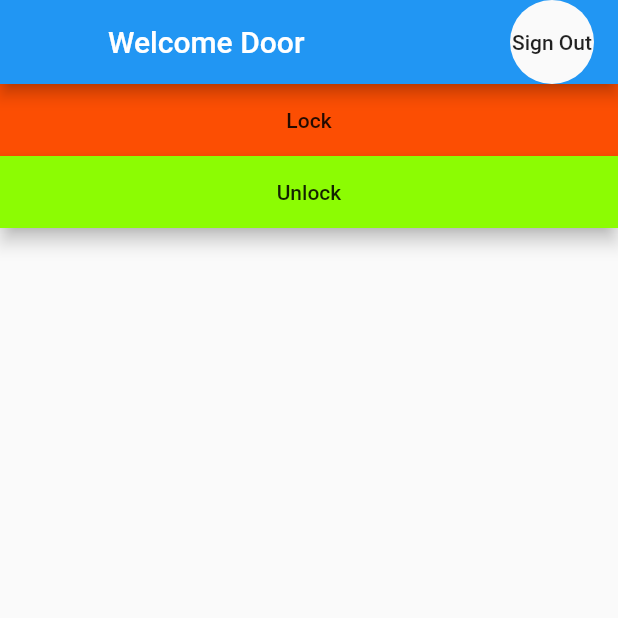
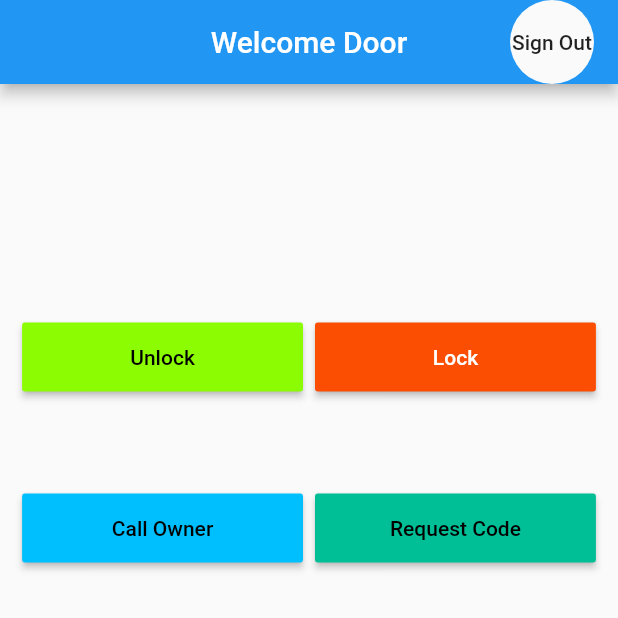
Before and after one commit to danielliu30/lock, a Flutter app: the GuestDoor screen opened directly, on a phone screen of 412 x 824 dp, the top half of it. Run offline on Flutter 3.47's test engine with Material 2 defaults, Android fonts, the phone set to English and light mode, and no system bars; our stand-ins replace cloud_firestore, firebase_auth; accounts and stored records are empty.

Commit message:
refactor. Add guest function to call and receive a very temporary code

```diff
--- a/lib/CreateAdmin.dart
+++ b/lib/CreateAdmin.dart
@@ -4,7 +4,7 @@ import 'dart:async';
 import 'package:flutter/material.dart';
 import 'package:lock/AdminDoor.dart';
 import 'package:lock/Email/Admin.dart';
-import 'package:lock/Email/Services.dart';
+import 'package:lock/Email/AccountServices.dart';
 
 class CreateAdmin extends StatefulWidget {
 
--- a/lib/Email/Services.dart
+++ b/lib/Email/AccountServices.dart
@@ -55,7 +55,6 @@ class Services{
         print(e.details);
       }
     }
-
     return null;
   }
 
@@ -67,7 +66,6 @@ class Services{
   Future<void >signOut() async{
      var before = await _fBAuth.currentUser();
      await _fBAuth.signOut();
-
      var test = await _fBAuth.currentUser();
      var test1 = await _fBAuth.currentUser();
   }
--- a/lib/GuestDoor.dart
+++ b/lib/GuestDoor.dart
@@ -1,8 +1,8 @@
 
 import 'package:flutter/material.dart';
+import 'package:url_launcher/url_launcher.dart';
 
-import 'package:lock/Email/BluetoothConnection.dart';
-import 'package:lock/Email/Services.dart';
+import 'package:lock/Email/AccountServices.dart';
 
 
 
@@ -11,14 +11,14 @@ class GuestDoor extends StatelessWidget {
   @override
   Widget build(BuildContext context) {
 
-    final lockButton = Material(
-        elevation: 5.0,
-        color: Color.fromRGBO(252, 78, 3, 50.0),
+    final lockButton = SizedBox(
+        width: MediaQuery.of(context).size.width/2.2,
         child: MaterialButton(
-          minWidth: MediaQuery
-              .of(context)
-              .size
-              .width,
+          color: Color.fromRGBO(252, 78, 3, 50.0),
+//          minWidth: MediaQuery
+//              .of(context)
+//              .size
+//              .width,
           padding: EdgeInsets.fromLTRB(20.0, 15.0, 20.0, 15.0),
           onPressed: () {
           },
@@ -26,27 +26,104 @@ class GuestDoor extends StatelessWidget {
             textAlign: TextAlign.center,
           ),
         ));
-    final unlockButton= Material(
-        elevation: 5.0,
-        color: Color.fromRGBO(140, 252, 3, 50.0),
+    final unlockButton= SizedBox(
+        width: MediaQuery.of(context).size.width/2.2,
         child: MaterialButton(
-          minWidth: MediaQuery
-              .of(context)
-              .size
-              .width,
+          color: Color.fromRGBO(140, 252, 3, 50.0),
+//          minWidth: MediaQuery
+//              .of(context)
+//              .size
+//              .width,
           padding: EdgeInsets.fromLTRB(20.0, 15.0, 20.0, 15.0),
           onPressed: () {
-            BluetoothConnection().getConnection();
           },
           child: Text("Unlock",
             textAlign: TextAlign.center,
           ),
+
         ));
 
+    final addGuest= SizedBox(
+        width: MediaQuery.of(context).size.width/2.2,
+        child: MaterialButton(
+          color: Color.fromRGBO(0, 191, 255, 50.0),
+//          minWidth: MediaQuery
+//              .of(context)
+//              .size
+//              .width,
+          padding: EdgeInsets.fromLTRB(20.0, 15.0, 20.0, 15.0),
+          onPressed: () => launch("tel://6142869636"),
+          child: Text("Call Owner",
+            textAlign: TextAlign.center,
+          ),
+        ));
 
+    final removeGuest = SizedBox(
+        width: MediaQuery.of(context).size.width/2.2,
+        child: MaterialButton(
+          color: Color.fromRGBO(0, 191, 150, 50.0),
+          child: Text("Request Code",
+            textAlign: TextAlign.center,
+          ),
+//          minWidth: MediaQuery
+//              .of(context)
+//              .size
+//              .width,
+
+          padding: EdgeInsets.fromLTRB(20.0, 15.0, 20.0, 15.0),
+          onPressed: ()async {
+            var guestList = await Services().getGuestList();
+            showDialog(context: context,
+                builder: (context){
+                  return Dialog(
+                    shape: RoundedRectangleBorder(borderRadius: BorderRadius.circular(40)),
+                    child: Container(
+                        height: 400.0,
+                        width: 360.0,
+                        child: ListView(
+                          children: <Widget>[
+                            SizedBox(height: 20),
+                            Center(
+                              child: Text(
+                                "Door Code",
+                                style: TextStyle(fontSize: 24, color: Colors.blue, fontWeight: FontWeight.bold),
+                              ),
+                            ),
+                            SizedBox(height: 20),
+                                FlatButton(
+                              color: Color.fromRGBO(120, 220, 10, 50),
+                              child: Text("7 6 5 1 2 3"),
+                              onPressed: (){
+                                  Navigator.pop(context);
+                              },
+                            )
+                          ],
+                        )
+                    ),
+                  );
+
+                });
+          },
+        ));
+    final userButton = ButtonBar(
+      alignment: MainAxisAlignment.center,
+      children: <Widget>[
+        addGuest,
+        removeGuest
+      ],
+    );
+
+    final doorControl = ButtonBar(
+      alignment: MainAxisAlignment.center,
+      children: <Widget>[
+        unlockButton,
+        lockButton
+      ],
+    );
     return new Scaffold(
       appBar: new AppBar(
         title: Text("Welcome Door"),
+        centerTitle: true,
         actions: <Widget>[
           FlatButton(
             child: Text("Sign Out"),
@@ -63,8 +140,10 @@ class GuestDoor extends StatelessWidget {
       body: new Container(
         child: Column(
           children: <Widget>[
-            lockButton,
-            unlockButton,
+            SizedBox(height: 150),
+            doorControl,
+            SizedBox(height: 50),
+            userButton
           ],
         ),
       ),
--- a/lib/Login.dart
+++ b/lib/Login.dart
@@ -4,7 +4,7 @@ import 'dart:async';
 import 'package:flutter/material.dart';
 import 'package:lock/AdminDoor.dart';
 import 'package:lock/Email/Admin.dart';
-import 'package:lock/Email/Services.dart';
+import 'package:lock/Email/AccountServices.dart';
 import 'package:lock/GuestDoor.dart';
 
 class Login extends StatefulWidget {
@@ -47,7 +47,6 @@ class _LoginPageState extends State<Login> {
 
 
     final loginButon = Material(
-
         elevation: 5.0,
         color: Color(0xff01A0C7),
         child: MaterialButton(
@@ -76,7 +75,6 @@ class _LoginPageState extends State<Login> {
           },
 
         ));
-
 
     return Scaffold(
       appBar: new AppBar(
--- a/pubspec.yaml
+++ b/pubspec.yaml
@@ -27,7 +27,7 @@ dependencies:
   # Add the dependency for the FlutterFire plugin for Google Analytics
   firebase_analytics: ^5.0.2
   flutter_blue: ^0.6.3+1
-
+  url_launcher: ^5.4.2
   # Add the dependencies for any other Firebase products you want to use in your app
   # For example, to use Firebase Authentication and Cloud Firestore
   firebase_auth: ^0.14.0+5
```
Also changed, not shown: lib/AdminDoor.dart (+7 -12 lines), pubspec.lock.
